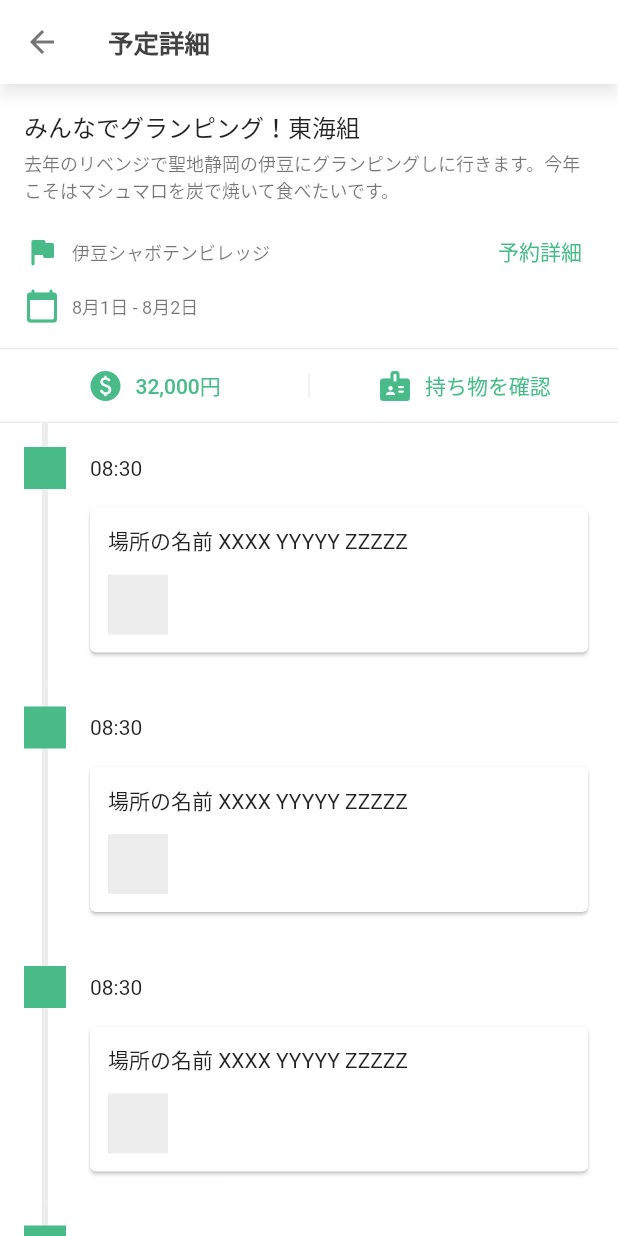
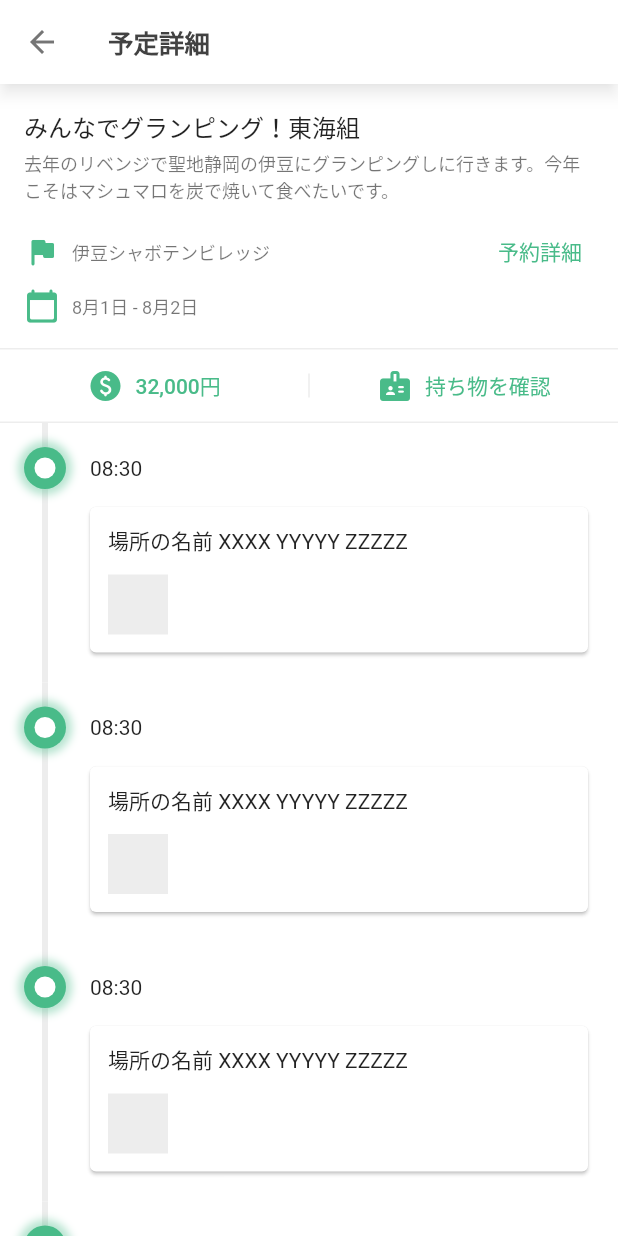
Before and after one commit to hayabusabusa/yrzy-shiori, a Flutter app: the PlanDetailScreen screen opened directly, on a phone screen of 412 x 824 dp. Run offline on Flutter 3.47's test engine with Material 2 defaults, Android fonts, the phone set to English and light mode, and no system bars; our stand-ins replace cloud_firestore, firebase_storage; accounts and stored records are empty.

Commit message:
ui: add pulse circle

```diff
--- a/lib/application/widgets/plan_detail_timeline.dart
+++ b/lib/application/widgets/plan_detail_timeline.dart
@@ -1,4 +1,6 @@
 import 'package:flutter/material.dart';
+
+import 'package:shiori/application/widgets/pulse_circle.dart';
 
 class PlanDetailTimeline extends StatelessWidget {
   const PlanDetailTimeline({ Key? key }) : super(key: key);
@@ -12,14 +14,6 @@ class PlanDetailTimeline extends StatelessWidget {
         width: 4,
         color: Theme.of(context).dividerColor,
       ),
-    );
-  }
-
-  Widget _buildCircle(BuildContext context) {
-    return Container(
-      width: 28,
-      height: 28,
-      color: Theme.of(context).primaryColor,
     );
   }
 
@@ -67,7 +61,11 @@ class PlanDetailTimeline extends StatelessWidget {
               Row(
                 children: [
                   // UI: Circle
-                  _buildCircle(context),
+                  PulseCircle(
+                    size: 28,
+                    innerColor: Colors.white,
+                    duration: Duration(milliseconds: 1800),
+                  ),
                   const SizedBox(width: 16,),
                   // UI: Departure time
                   Text('08:30')
--- /dev/null
+++ b/lib/application/widgets/pulse_circle.dart
@@ -0,0 +1,84 @@
+import 'package:flutter/material.dart';
+
+class PulseCircle extends StatefulWidget {
+  final double size;
+  final Color? color;
+  final Color? innerColor;
+  final Duration? duration;
+
+  PulseCircle({
+    Key? key,
+    this.color,
+    this.innerColor,
+    this.duration,
+    required this.size,
+  }) : super(key: key);
+
+  @override
+  _PulseCircleState createState() => _PulseCircleState();
+}
+
+class _PulseCircleState extends State<PulseCircle> with SingleTickerProviderStateMixin {
+  late AnimationController _animationController;
+  late Animation _animation;
+
+  @override
+  void initState() {
+    final duration = widget.duration ?? Duration(seconds: 1);
+    _animationController = AnimationController(vsync: this, duration: duration);
+    _animationController.repeat(reverse: true);
+    _animation = Tween(begin: 0.8, end: 4.0)
+      .animate(CurvedAnimation(parent: _animationController, curve: Curves.easeInOut))
+      ..addListener(() {
+        setState(() {});
+      });
+    super.initState();
+  }
+
+  @override
+  void dispose() {
+    _animationController.dispose();
+    super.dispose();
+  }
+
+  @override
+  Widget build(BuildContext context) {
+    final color = widget.color ?? Theme.of(context).primaryColor;
+    final innerColor = widget.innerColor ?? Theme.of(context).scaffoldBackgroundColor;
+    final innerSize = widget.size / 2;
+    final innerPosition = widget.size / 4;
+    return Stack(
+      children: [
+        // UI: Outer circle
+        Container(
+          width: widget.size,
+          height: widget.size,
+          decoration: BoxDecoration(
+            color: Theme.of(context).primaryColor,
+            shape: BoxShape.circle,
+            boxShadow: [
+              BoxShadow(
+                color: color.withOpacity(0.4),
+                blurRadius: _animation.value,
+                spreadRadius: _animation.value,
+              ),
+            ],
+          ),
+        ),
+        // UI: Inner circle
+        Positioned(
+          top: innerPosition,
+          left: innerPosition,
+          child: Container(
+            width: innerSize,
+            height: innerSize,
+            decoration: BoxDecoration(
+              color: innerColor,
+              shape: BoxShape.circle,
+            ),
+          ),
+        ),
+      ],
+    );
+  }
+}
```
